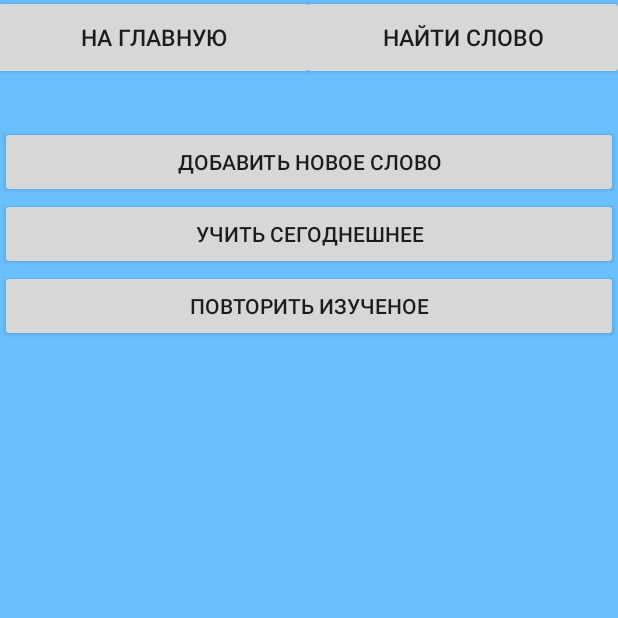
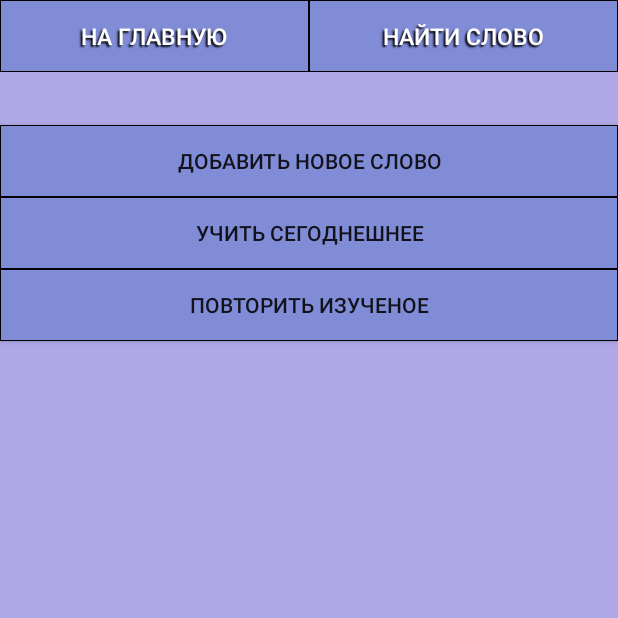
Before and after one commit to ShBogdan/Learner, an Android app: the screen it shows after launch (MainActivity), on a phone screen of 412 x 824 dp, the top half of it. Run offline under Robolectric (Android 15) with nearby library versions, the phone set to English and light mode, and no system bars.

Commit message:
button style

```diff
--- a/build.gradle
+++ b/build.gradle
@@ -5,7 +5,7 @@ buildscript {
         jcenter()
     }
     dependencies {
-        classpath 'com.android.tools.build:gradle:0.13.0'
+        classpath 'com.android.tools.build:gradle:1.1.1'
 
         // NOTE: Do not place your application dependencies here; they belong
         // in the individual module build.gradle files
--- a/main/src/main/java/com/bogdan/learner/MainActivity.java
+++ b/main/src/main/java/com/bogdan/learner/MainActivity.java
@@ -18,7 +18,7 @@ import java.util.TreeMap;
 
 
 public class MainActivity extends Activity implements FragmentListener {
-    private final String LOG_TAG = ":::::::::::::MainActivity:::::::::::::";
+    private final String LOG_TAG = "MainActivity";
 
     public static TreeMap<Integer, ArrayList<String[]>> uploadDb;
     public static String toDayDate;
--- /dev/null
+++ b/main/src/main/res/drawable/btn_enabled.xml
@@ -0,0 +1,13 @@
+<?xml version="1.0" encoding="utf-8"?>
+<shape xmlns:android="http://schemas.android.com/apk/res/android" android:shape="rectangle" >
+<corners
+        android:radius="0dp"
+        />
+<solid
+        android:color="#818CD6"
+        />
+<stroke
+        android:width="0.1dp"
+        android:color="#000000"
+        />
+</shape>
--- /dev/null
+++ b/main/src/main/res/drawable/btn_focused.xml
@@ -0,0 +1,19 @@
+<?xml version="1.0" encoding="utf-8"?>
+<shape xmlns:android="http://schemas.android.com/apk/res/android" android:shape="rectangle" >
+    <corners
+            android:radius="0dp"
+            />
+    <gradient
+            android:angle="90"
+            android:centerX="72%"
+            android:centerColor="#818CD6"
+            android:startColor="#65718C"
+            android:endColor="#5E5E5E"
+            android:type="linear"
+            />
+
+    <stroke
+            android:width="1dp"
+            android:color="#000000"
+            />
+</shape>
--- /dev/null
+++ b/main/src/main/res/drawable/btn_pressed.xml
@@ -0,0 +1,18 @@
+<?xml version="1.0" encoding="utf-8"?>
+<shape xmlns:android="http://schemas.android.com/apk/res/android" android:shape="rectangle" >
+<corners
+        android:radius="0dp"
+        />
+<gradient
+        android:angle="90"
+        android:centerX="79%"
+        android:centerColor="#A19BD9"
+        android:startColor="#8C87BD"
+        android:endColor="#5E5E5E"
+        android:type="linear"
+        />
+<stroke
+        android:width="1dp"
+        android:color="#000000"
+        />
+</shape>
--- /dev/null
+++ b/main/src/main/res/drawable/buttonshape.xml
@@ -0,0 +1,13 @@
+<?xml version="1.0" encoding="utf-8"?>
+<shape xmlns:android="http://schemas.android.com/apk/res/android" android:shape="rectangle" >
+    <corners
+            android:radius="0dp"
+            />
+    <solid
+            android:color="#65718C"
+            />
+    <stroke
+            android:width="0dp"
+            android:color="#000000"
+            />
+</shape>
--- /dev/null
+++ b/main/src/main/res/drawable/buttonstyle.xml
@@ -0,0 +1,17 @@
+<?xml version="1.0" encoding="utf-8"?>
+<selector xmlns:android="http://schemas.android.com/apk/res/android">
+    <item
+            android:state_enabled="false"
+            android:drawable="@drawable/buttonshape" />
+    <item
+            android:state_pressed="true"
+            android:state_enabled="true"
+            android:drawable="@drawable/btn_pressed" />
+    <item
+            android:state_focused="true"
+            android:state_enabled="true"
+            android:drawable="@drawable/btn_focused" />
+    <item
+            android:state_enabled="true"
+            android:drawable="@drawable/btn_enabled" />
+</selector>
--- a/main/src/main/res/layout/activity_main.xml
+++ b/main/src/main/res/layout/activity_main.xml
@@ -8,38 +8,52 @@
     <LinearLayout
             android:orientation="horizontal"
             android:layout_width="fill_parent"
-            android:layout_height="50dp"
+            android:layout_height="wrap_content"
             android:layout_alignParentTop="true"
             android:layout_centerHorizontal="true"
-            android:background="#ff6abfff">
+
+            >
         <Button
                 android:id="@+id/btn_toMain"
                 android:text="На главную"
+                android:textColor="#FFFFFF"
                 android:layout_weight="1"
                 android:onClick="onButtonSelected"
-                android:layout_marginRight="-4dp"
-                android:layout_marginLeft="-4.5dp"
-                android:layout_width="0dp"
+                android:layout_width="match_parent"
                 android:layout_height="match_parent"
-                android:layout_marginTop="-3dp"
-                android:layout_marginBottom="-3.5dp" android:textSize="15dp"/>
+                android:textSize="15dp"
+                android:background="@drawable/buttonstyle"
+
+                android:shadowColor="#000000"
+                android:shadowDx="-2"
+                android:shadowDy="2"
+                android:shadowRadius="1"
+
+
+                />
         <Button
                 android:id="@+id/btn_add"
                 android:text="Найти слово"
+                android:textColor="#FFFFFF"
                 android:layout_weight="1"
                 android:onClick="onButtonSelected"
-                android:layout_marginRight="-4dp"
-                android:layout_marginLeft="-4.5dp"
-                android:layout_width="0dp"
+                android:layout_width="match_parent"
                 android:layout_height="match_parent"
-                android:layout_marginTop="-3dp"
-                android:layout_marginBottom="-3.5dp" android:textSize="15dp"/>
+                android:textSize="15dp"
+                android:background="@drawable/buttonstyle"
+
+
+                android:shadowColor="#000000"
+                android:shadowDx="-2"
+                android:shadowDy="2"
+                android:shadowRadius="1"
+                />
     </LinearLayout>
 
     <FrameLayout
             android:id="@+id/fragment_container"
             android:layout_width="match_parent"
             android:layout_height="match_parent"
-            android:background="#ff6abfff">
+            android:background="#fffaf8ff">
     </FrameLayout>
 </LinearLayout>
--- a/main/src/main/res/layout/frg_add_my_word.xml
+++ b/main/src/main/res/layout/frg_add_my_word.xml
@@ -43,6 +43,7 @@
                 android:text="ADD"
                 android:id="@+id/btn_add_to_base"
                 android:layout_gravity="center_horizontal"
+                android:background="@drawable/buttonstyle"
                 />
 
     </LinearLayout>
--- a/main/src/main/res/layout/frg_m_m.xml
+++ b/main/src/main/res/layout/frg_m_m.xml
@@ -3,7 +3,8 @@
 <RelativeLayout xmlns:android="http://schemas.android.com/apk/res/android"
                 android:layout_width="match_parent"
                 android:layout_height="match_parent"
-                android:id="@+id/frgMainMenu" android:background="#ff6abfff">
+                android:id="@+id/frgMainMenu"
+                android:background="@color/my_background">
 
 
     <Button
@@ -12,17 +13,24 @@
             android:layout_height="wrap_content"
             android:text="Добавить новое слово"
             android:id="@+id/btn_addMoreWord"
-            android:layout_marginTop="34dp" android:layout_alignParentTop="true"
-            android:layout_alignParentLeft="true" android:layout_alignParentStart="true"/>
+            android:layout_marginTop="35dp"
+            android:layout_alignParentTop="true"
+            android:layout_alignParentLeft="true"
+            android:layout_alignParentStart="true"
+            android:background="@drawable/buttonstyle"
+            />
 
     <Button
             android:layout_width="wrap_content"
             android:layout_height="wrap_content"
             android:text="Учить сегоднешнее"
             android:id="@+id/btn_learnToday"
-            android:layout_below="@+id/btn_addMoreWord" android:layout_alignParentRight="true"
-            android:layout_alignParentEnd="true" android:layout_alignParentLeft="true"
-            android:layout_alignParentStart="true"/>
+            android:layout_below="@+id/btn_addMoreWord"
+            android:layout_alignParentRight="true"
+            android:layout_alignParentEnd="true"
+            android:layout_alignParentLeft="true"
+            android:layout_alignParentStart="true"
+            android:background="@drawable/buttonstyle"/>
 
 
     <Button
@@ -30,7 +38,10 @@
             android:layout_height="wrap_content"
             android:text="Повторить изученое"
             android:id="@+id/btn_repeat"
-            android:layout_below="@+id/btn_learnToday" android:layout_alignLeft="@+id/btn_learnToday"
-            android:layout_alignStart="@+id/btn_learnToday" android:layout_alignParentRight="true"
-            android:layout_alignParentEnd="true"/>
+            android:layout_below="@+id/btn_learnToday"
+            android:layout_alignLeft="@+id/btn_learnToday"
+            android:layout_alignStart="@+id/btn_learnToday"
+            android:layout_alignParentRight="true"
+            android:layout_alignParentEnd="true"
+            android:background="@drawable/buttonstyle"/>
 </RelativeLayout>
--- /dev/null
+++ b/main/src/main/res/values/colors.xml
@@ -0,0 +1,4 @@
+<?xml version="1.0" encoding="utf-8"?>
+<resources>
+    <color name="my_background">#ffafa8e7</color>
+</resources>
```
Also changed, not shown: main/build.gradle (+4 -3 lines), main/src/main/res/layout/frg_repeat_selectively.xml (+35 -17 lines), gradle/wrapper/gradle-wrapper.properties, 1 other file.
